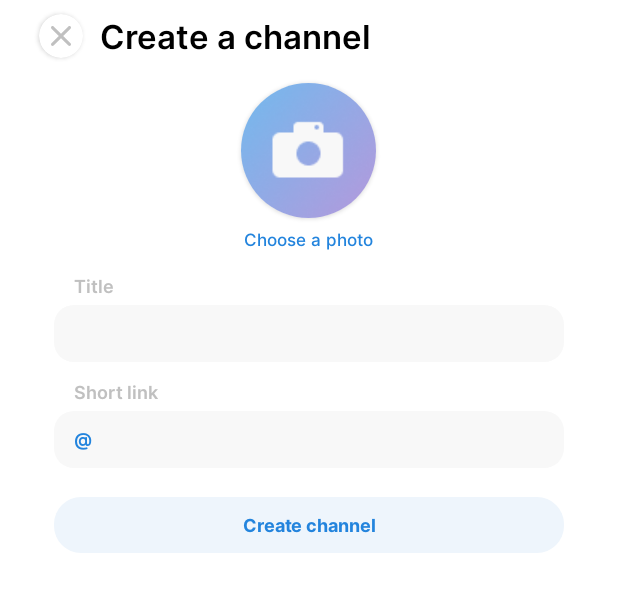
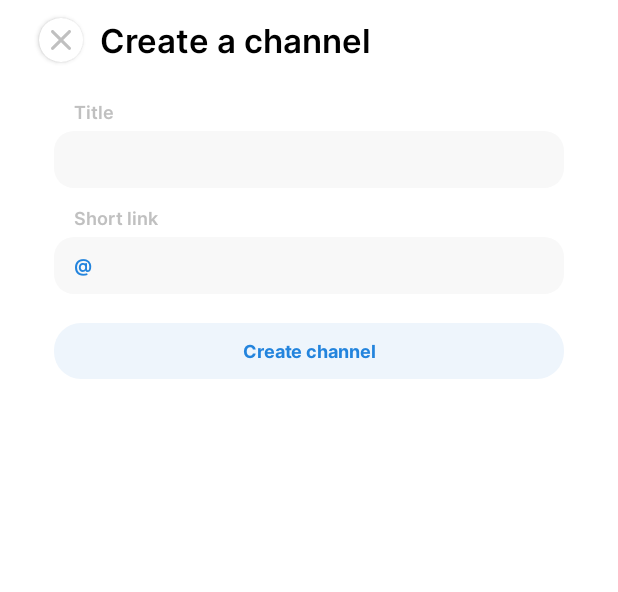
Before and after one commit to EcostCompony/specter_android_app, an Android app: the layout fragment_create_channel_menu.xml on its own in the app's theme, with its tools: preview values and no code run, on a phone screen of 412 x 824 dp. Shown: the top 592 px of the screen. Run offline under Robolectric (Android 15) with nearby library versions, the phone set to English and light mode, and no system bars.

Commit message:
optimization of the channel creation menu

```diff
--- a/app/src/main/res/drawable/input_message.xml
+++ /dev/null
@@ -1,11 +0,0 @@
-<?xml version="1.0" encoding="utf-8"?>
-<inset xmlns:android="http://schemas.android.com/apk/res/android">
-    <ripple android:color="@color/edittext_background">
-        <item>
-            <shape android:shape="rectangle"
-                android:tint="@color/edittext_background">
-                <corners android:radius="13dp" />
-            </shape>
-        </item>
-    </ripple>
-</inset>
--- /dev/null
+++ b/app/src/main/res/drawable/main_input.xml
@@ -0,0 +1,5 @@
+<?xml version="1.0" encoding="utf-8"?>
+<shape xmlns:android="http://schemas.android.com/apk/res/android"
+    android:tint="@color/edittext_background">
+    <corners android:radius="13dp" />
+</shape>
--- a/app/src/main/res/layout/fragment_channel.xml
+++ b/app/src/main/res/layout/fragment_channel.xml
@@ -138,7 +138,7 @@
                 android:layout_marginVertical="12dp"
                 android:layout_marginStart="13dp"
                 android:layout_marginEnd="11dp"
-                android:background="@drawable/input_message"
+                android:background="@drawable/main_input"
                 android:hint="@string/input_text"
                 android:paddingTop="7dp"
                 android:paddingBottom="7dp"
--- a/app/src/main/res/layout/fragment_channels_menu.xml
+++ b/app/src/main/res/layout/fragment_channels_menu.xml
@@ -5,7 +5,7 @@
     android:layout_height="match_parent"
     android:orientation="vertical"
     android:background="@color/background"
-    tools:context=".menu.CreateChannelFragment">
+    tools:context=".menu.ChannelsMenuFragment">
 
     <androidx.recyclerview.widget.RecyclerView
         android:id="@+id/recycler_chapters_list"
--- a/app/src/main/res/layout/fragment_create_channel.xml
+++ b/app/src/main/res/layout/fragment_create_channel_menu.xml
@@ -7,12 +7,13 @@
     android:orientation="vertical"
     android:gravity="center_horizontal"
     android:background="@color/background"
-    tools:context=".menu.SettingsFragment">
+    tools:context=".menu.CreateChannelMenuFragment">
 
     <LinearLayout
         android:layout_width="match_parent"
-        android:layout_height="48dp"
+        android:layout_height="50dp"
         android:orientation="horizontal"
+        android:layout_marginTop="2dp"
         android:gravity="center_vertical">
 
         <androidx.cardview.widget.CardView
@@ -21,14 +22,14 @@
             android:layout_height="29dp"
             android:layout_marginStart="26dp"
             android:elevation="6dp"
-            app:cardCornerRadius="29dp">
+            app:cardCornerRadius="14.5dp">
 
-            <ImageView
+            <View
                 android:layout_width="13dp"
                 android:layout_height="13dp"
-                android:contentDescription="@string/close"
-                android:src="@drawable/union"
-                android:layout_gravity="center" />
+                android:layout_gravity="center"
+                android:background="@drawable/union"
+                android:contentDescription="@string/crate_channel_menu_content_description_close" />
         </androidx.cardview.widget.CardView>
 
         <TextView
@@ -37,43 +38,18 @@
             android:layout_marginStart="11dp"
             android:fontFamily="@font/inter_semi_bold"
             android:textSize="22sp"
-            android:text="@string/channel_creating" />
-
+            android:text="@string/create_channel_menu_header" />
     </LinearLayout>
-
-    <androidx.cardview.widget.CardView
-        android:id="@+id/channel_photo"
-        android:layout_width="90dp"
-        android:layout_height="90dp"
-        android:layout_marginTop="7dp"
-        app:cardCornerRadius="90dp">
-
-        <ImageView
-            android:id="@+id/image_channel_photo"
-            android:layout_width="90dp"
-            android:layout_height="90dp"
-            android:contentDescription="@string/avatar"
-            android:src="@drawable/channel_photo" />
-    </androidx.cardview.widget.CardView>
-
-    <TextView
-        android:layout_width="wrap_content"
-        android:layout_height="wrap_content"
-        android:layout_marginTop="6dp"
-        android:fontFamily="@font/inter_medium"
-        android:textColor="@color/main_color"
-        android:textSize="11sp"
-        android:text="@string/choose_photo" />
 
     <TextView
         android:layout_width="340dp"
         android:layout_height="wrap_content"
         android:layout_marginTop="14dp"
         android:paddingHorizontal="13dp"
+        android:textColor="@color/parametrs_header"
         android:fontFamily="@font/inter_semi_bold"
         android:textSize="12sp"
-        android:textColor="@color/ford_autumn_smoke"
-        android:text="@string/title" />
+        android:text="@string/create_channel_menu_parametr_header_title" />
 
     <EditText
         android:id="@+id/input_title"
@@ -82,7 +58,7 @@
         android:inputType="text"
         android:autofillHints="title"
         android:layout_marginTop="4dp"
-        android:background="@drawable/input_message"
+        android:background="@drawable/main_input"
         android:paddingHorizontal="13dp"
         android:fontFamily="@font/inter_semi_bold"
         android:textSize="12sp"
@@ -93,10 +69,10 @@
         android:layout_height="wrap_content"
         android:layout_marginTop="11dp"
         android:paddingHorizontal="13dp"
+        android:textColor="@color/parametrs_header"
         android:fontFamily="@font/inter_semi_bold"
-        android:textColor="@color/ford_autumn_smoke"
         android:textSize="12sp"
-        android:text="@string/short_link" />
+        android:text="@string/create_channel_menu_parametr_header_short_link" />
 
     <RelativeLayout
         android:layout_width="340dp"
@@ -104,25 +80,24 @@
         android:layout_marginTop="4dp">
 
         <EditText
-            android:id="@+id/input_short_link"
+            android:id="@+id/input_short_channel_link"
             android:layout_width="match_parent"
             android:layout_height="match_parent"
             android:inputType="text"
-            android:autofillHints="short_user_link"
-            android:background="@drawable/input_message"
-            android:paddingHorizontal="26dp"
+            android:autofillHints="short_channel_link"
+            android:background="@drawable/main_input"
+            android:paddingHorizontal="25dp"
+            android:textColor="@color/main_color"
             android:fontFamily="@font/inter_semi_bold"
-            android:textColor="@color/main_color"
             android:textSize="12sp"
             tools:ignore="LabelFor" />
 
         <TextView
-            android:layout_width="wrap_content"
+            android:layout_width="25dp"
             android:layout_height="match_parent"
-            android:gravity="center_vertical"
-            android:paddingHorizontal="13dp"
+            android:gravity="center_vertical|end"
+            android:textColor="@color/main_color"
             android:fontFamily="@font/inter_semi_bold"
-            android:textColor="@color/main_color"
             android:textSize="12sp"
             android:text="@string/symbol_at" />
     </RelativeLayout>
@@ -133,8 +108,8 @@
         android:layout_height="37dp"
         android:layout_marginTop="19dp"
         android:background="@drawable/button_neutral"
+        android:textColor="@color/main_color"
         android:fontFamily="@font/inter_bold"
-        android:textColor="@color/main_color"
         android:textSize="12sp"
-        android:text="@string/create_channel" />
+        android:text="@string/create_channel_menu_button_create_channel" />
 </LinearLayout>
--- a/app/src/main/res/layout/fragment_main_menu_settings.xml
+++ b/app/src/main/res/layout/fragment_main_menu_settings.xml
@@ -30,7 +30,7 @@
             android:layout_width="match_parent"
             android:layout_height="match_parent"
             android:inputType="textPersonName"
-            android:background="@drawable/input_message"
+            android:background="@drawable/main_input"
             android:textSize="12sp"
             android:paddingHorizontal="29dp"
             android:fontFamily="@font/inter_semi_bold"
@@ -64,7 +64,7 @@
         android:layout_width="337dp"
         android:layout_height="38dp"
         android:inputType="textPersonName"
-        android:background="@drawable/input_message"
+        android:background="@drawable/main_input"
         android:paddingHorizontal="16dp"
         android:textSize="12sp"
         android:layout_gravity="center_horizontal"
--- a/app/src/main/res/layout/fragment_settings.xml
+++ b/app/src/main/res/layout/fragment_settings.xml
@@ -89,7 +89,7 @@
             android:layout_weight="1"
             android:layout_marginTop="4dp"
             android:autofillHints="title"
-            android:background="@drawable/input_message"
+            android:background="@drawable/main_input"
             android:fontFamily="@font/inter_semi_bold"
             android:inputType="text"
             android:paddingHorizontal="13dp"
@@ -134,7 +134,7 @@
                 android:layout_width="match_parent"
                 android:layout_height="match_parent"
                 android:autofillHints="short_user_link"
-                android:background="@drawable/input_message"
+                android:background="@drawable/main_input"
                 android:fontFamily="@font/inter_semi_bold"
                 android:inputType="text"
                 android:paddingHorizontal="26dp"
--- a/app/src/main/res/layout/fragment_specter_auth.xml
+++ b/app/src/main/res/layout/fragment_specter_auth.xml
@@ -54,7 +54,7 @@
         android:layout_width="337dp"
         android:layout_height="38dp"
         android:inputType="textPersonName"
-        android:background="@drawable/input_message"
+        android:background="@drawable/main_input"
         android:paddingHorizontal="16dp"
         android:textSize="12sp"
         android:layout_gravity="center_horizontal"
@@ -84,7 +84,7 @@
             android:layout_width="match_parent"
             android:layout_height="match_parent"
             android:inputType="textPersonName"
-            android:background="@drawable/input_message"
+            android:background="@drawable/main_input"
             android:textSize="12sp"
             android:paddingHorizontal="29dp"
             android:fontFamily="@font/inter_semi_bold"
--- a/app/src/main/res/navigation/mobile_navigation.xml
+++ b/app/src/main/res/navigation/mobile_navigation.xml
@@ -11,8 +11,8 @@
 
     <fragment
         android:id="@+id/nav_create_channel"
-        android:name="com.ecost.specter.menu.CreateChannelFragment"
-        tools:layout="@layout/fragment_create_channel" />
+        android:name="com.ecost.specter.menu.CreateChannelMenuFragment"
+        tools:layout="@layout/fragment_create_channel_menu" />
 
     <fragment
         android:id="@+id/nav_settings"
--- a/app/src/main/res/values-night/colors.xml
+++ b/app/src/main/res/values-night/colors.xml
@@ -28,4 +28,5 @@
     <color name="auth_button_color_text">#BBB</color>
     <color name="auth_description_text">#606060</color>
     <color name="channels_menu_number_channels">#D1D1D1</color>
+    <color name="parametrs_header">#C0C0C0</color>
 </resources>
--- a/app/src/main/res/values/colors.xml
+++ b/app/src/main/res/values/colors.xml
@@ -29,4 +29,5 @@
     <color name="auth_button_color_text">#BBB</color>
     <color name="auth_description_text">#606060</color>
     <color name="channels_menu_number_channels">#D1D1D1</color>
+    <color name="parametrs_header">#C0C0C0</color>
 </resources>
--- a/app/src/main/res/values/strings.xml
+++ b/app/src/main/res/values/strings.xml
@@ -101,4 +101,13 @@
     <string name="specter_auth_header">Get started</string>
     <string name="toolbar_header">Channels</string>
     <string name="channels_menu_parametr_channel_created">Channel created</string>
+    <string name="crate_channel_menu_content_description_close">close</string>
+    <string name="create_channel_menu_header">Create a channel</string>
+    <string name="create_channel_menu_parametr_header_title">Title</string>
+    <string name="create_channel_menu_parametr_header_short_link">Short link</string>
+    <string name="create_channel_menu_button_create_channel">Create channel</string>
+    <string name="create_channel_menu_error_not_title">error</string>
+    <string name="create_channel_menu_error_not_short_channel_link">error</string>
+    <string name="create_channel_menu_error_small_short_channel_link" translatable="false">ссылка маленькая</string>
+    <string name="create_channel_menu_error_use_short_channel_link">ссылка занята</string>
 </resources>
```
Also changed, not shown: app/src/main/java/com/ecost/specter/menu/CreateChannelFragment.java (deleted, +0 -91 lines), app/src/main/java/com/ecost/specter/menu/CreateChannelMenuFragment.java (added, +88 -0 lines), 1 other file.
